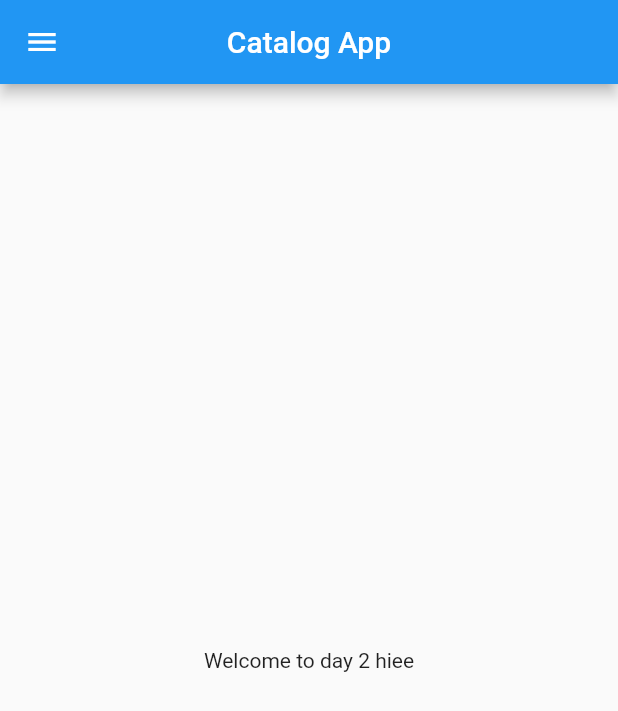
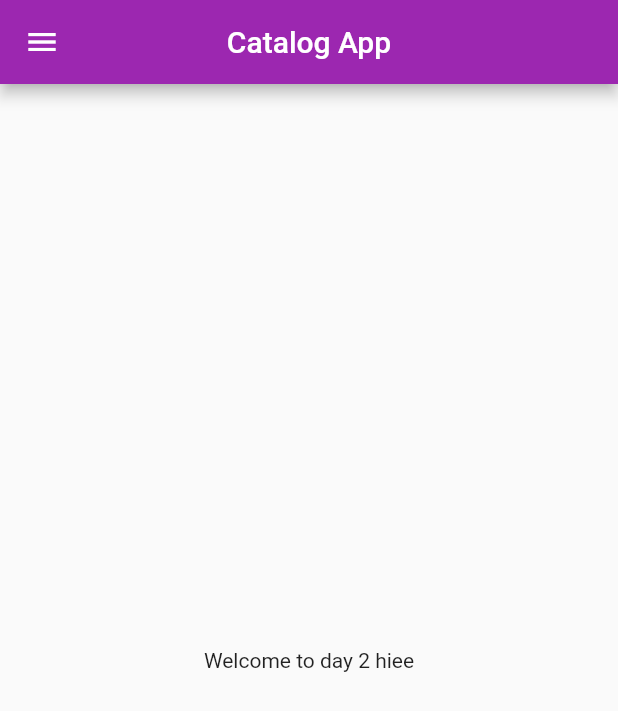
Before and after one commit to AdityaxBhatt/CatalogeFlutter, a Flutter app: the screen it shows after launch, on a phone screen of 412 x 824 dp. Shown: the top 711 px of the screen. Run offline on Flutter 3.47's test engine with Material 2 defaults, Android fonts, the phone set to English and light mode, and no system bars.

Commit message:
Day 2 completed

```diff
--- a/lib/homepage.dart
+++ b/lib/homepage.dart
@@ -6,8 +6,10 @@ class HomePage extends StatelessWidget {
   @override
   Widget build(BuildContext context) {
     return Scaffold(
-      appBar: AppBar(title: Text("Catalog App"), centerTitle: true
-
+      appBar: AppBar(
+        title: Text("Catalog App"),
+        centerTitle: true,
+        backgroundColor: Colors.purple,
       ),
       body: Center(
         child: Container(
```
